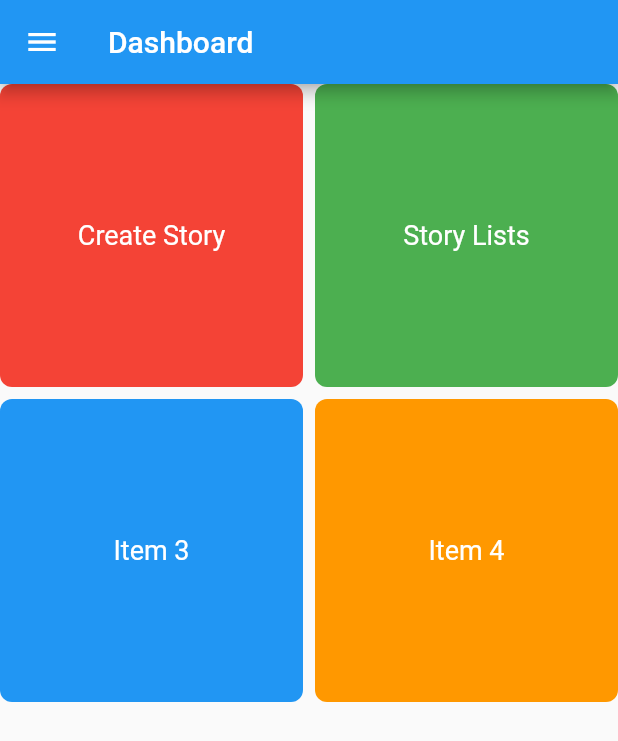
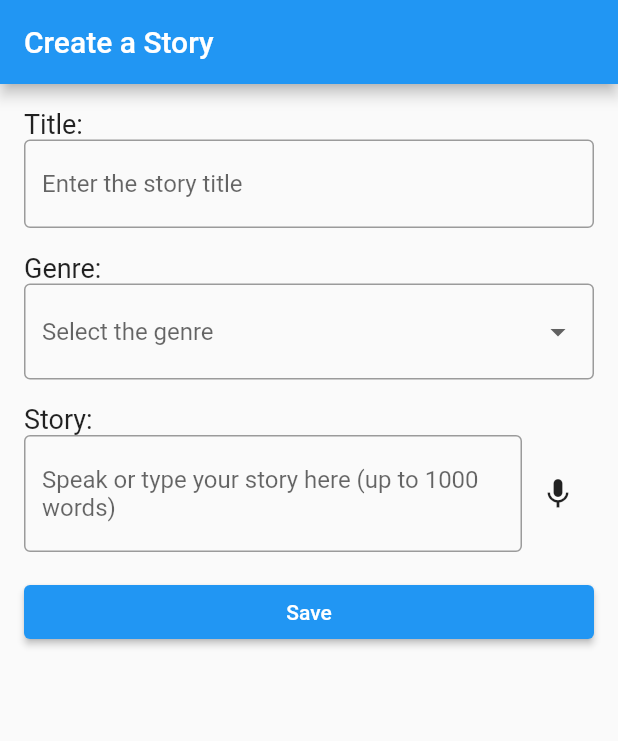
Before and after one commit to GolamMorshed/adult_story_book, a Flutter app: the screen it shows after launch, on a phone screen of 412 x 824 dp. Shown: the top 741 px of the screen. Run offline on Flutter 3.47's test engine with Material 2 defaults, Android fonts, the phone set to English and light mode, and no system bars; our stand-ins replace shared_preferences, speech_to_text.

Commit message:
create story done

```diff
--- a/lib/main.dart
+++ b/lib/main.dart
@@ -5,14 +5,16 @@ import 'package:adult_story_book/screens/dashboard.dart';
 import 'package:adult_story_book/screens/speech_to_text.dart';
 import 'package:adult_story_book/screens/recording_lists.dart';
 import 'package:adult_story_book/screens/social_media.dart';
+import 'package:adult_story_book/screens/create_story.dart';
 void main() {
   runApp(MaterialApp(
     debugShowCheckedModeBanner: false,
-    initialRoute: 'dashboard',
+    initialRoute: 'create_story',
     routes: {
       'login': (context) => LoginScreen(),
       'registration': (context) => Registration(),
       'dashboard': (context) => Dashboard(),
+      'create_story': (context) => MyApp(),
       'speech_to_text': (context) => SpeechToTextScreen(),
       'recording_lists': (context) => AttractiveListViewScreen(),
       'social_media': (context) => StoryBoard(),
--- a/lib/screens/create_story.dart
+++ b/lib/screens/create_story.dart
@@ -0,0 +1,194 @@
+import 'dart:convert';
+
+import 'package:flutter/material.dart';
+import 'package:speech_to_text/speech_to_text.dart' as stt;
+import 'package:http/http.dart' as http;
+
+void main() {
+  runApp(MyApp());
+}
+
+class MyApp extends StatelessWidget {
+  @override
+  Widget build(BuildContext context) {
+    return MaterialApp(
+      title: 'Create Story',
+      theme: ThemeData(
+        primarySwatch: Colors.blue,
+      ),
+      home: StoryInputPage(),
+    );
+  }
+}
+
+class StoryInputPage extends StatefulWidget {
+  @override
+  _StoryInputPageState createState() => _StoryInputPageState();
+}
+
+class _StoryInputPageState extends State<StoryInputPage> {
+  final TextEditingController titleController = TextEditingController();
+  String? selectedGenre;
+  final stt.SpeechToText _speech = stt.SpeechToText();
+
+  bool _isListening = false;
+  String _text = '';
+
+  @override
+  void initState() {
+    super.initState();
+    _initializeSpeech();
+  }
+
+  void _initializeSpeech() async {
+    if (await _speech.initialize()) {
+      setState(() {});
+    } else {
+      print('Speech recognition not available');
+    }
+  }
+
+  void _listen() async {
+    if (!_isListening) {
+      bool available = await _speech.initialize();
+
+      if (available) {
+        _speech.listen(
+          onResult: (result) => setState(() {
+            _text = result.recognizedWords;
+          }),
+        );
+      }
+    } else {
+      _speech.stop();
+    }
+
+    setState(() {
+      _isListening = !_isListening;
+    });
+  }
+
+  Future<void> _saveStory() async {
+    String title = titleController.text;
+    String genre = selectedGenre ?? '';
+    String story = _text;
+
+    print(title);
+    print(genre);
+    print(story);
+
+    final apiUrl = 'http://127.0.0.1:8000/api/stories';
+
+    final response = await http.post(
+      Uri.parse(apiUrl),
+      headers: {
+        'Content-Type': 'application/json',
+      },
+      body: jsonEncode({
+        'title': title,
+        'genre': genre,
+        'content': story,
+      }),
+    );
+
+    if (response.statusCode == 201) {
+      print('Story saved successfully');
+    } else {
+      print('Failed to save the story. Status Code: ${response.statusCode}');
+    }
+  }
+
+  @override
+  void dispose() {
+    _speech.stop();
+    super.dispose();
+  }
+
+  @override
+  Widget build(BuildContext context) {
+    return Scaffold(
+      appBar: AppBar(
+        title: Text('Create a Story'),
+      ),
+      body: Padding(
+        padding: const EdgeInsets.all(16.0),
+        child: Column(
+          crossAxisAlignment: CrossAxisAlignment.stretch,
+          children: [
+            Text(
+              'Title:',
+              style: TextStyle(fontSize: 18),
+            ),
+            TextFormField(
+              controller: titleController,
+              decoration: InputDecoration(
+                hintText: 'Enter the story title',
+                border: OutlineInputBorder(),
+              ),
+            ),
+            SizedBox(height: 16),
+            Text(
+              'Genre:',
+              style: TextStyle(fontSize: 18),
+            ),
+            DropdownButtonFormField<String>(
+              value: selectedGenre,
+              items: <String>[
+                'Science Fiction',
+                'Fantasy',
+                'Romance',
+                'Mystery',
+                // Add more genre options as needed
+              ].map<DropdownMenuItem<String>>((String value) {
+                return DropdownMenuItem<String>(
+                  value: value,
+                  child: Text(value),
+                );
+              }).toList(),
+              onChanged: (String? newValue) {
+                setState(() {
+                  selectedGenre = newValue;
+                });
+              },
+              decoration: InputDecoration(
+                hintText: 'Select the genre',
+                border: OutlineInputBorder(),
+              ),
+            ),
+            SizedBox(height: 16),
+            Text(
+              'Story:',
+              style: TextStyle(fontSize: 18),
+            ),
+            // Replace TextFormField with a Row containing a TextFormField and a microphone button
+            Row(
+              children: [
+                Expanded(
+                  child: TextFormField(
+                    controller: TextEditingController(text: _text),
+                    maxLines: null, // Allows for multiple lines
+                    keyboardType: TextInputType.multiline,
+                    decoration: InputDecoration(
+                      hintText: 'Speak or type your story here (up to 1000 words)',
+                      border: OutlineInputBorder(),
+                    ),
+                  ),
+                ),
+                IconButton(
+                  icon: Icon(Icons.mic),
+                  onPressed: _listen,
+                ),
+              ],
+            ),
+            SizedBox(height: 16),
+            ElevatedButton(
+              onPressed: _saveStory,
+              child: Text('Save'),
+            ),
+            SizedBox(height: 16),
+          ],
+        ),
+      ),
+    );
+  }
+}
--- a/pubspec.yaml
+++ b/pubspec.yaml
@@ -30,7 +30,7 @@ environment:
 dependencies:
   flutter:
     sdk: flutter
-  speech_to_text: ^6.0.0
+  speech_to_text: ^5.4.0
   http: ^0.13.3
   shared_preferences: ^2.0.8
 
```
Also changed, not shown: pubspec.lock, 2 other files.
